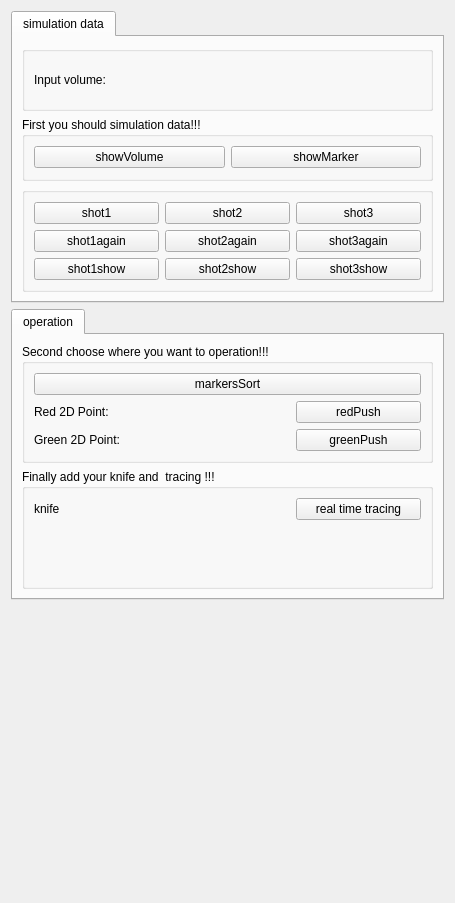
The window that Resources/UI/Biplane.ui (CodingHHW/Biplane) describes before a commit, drawn with Qt 5.
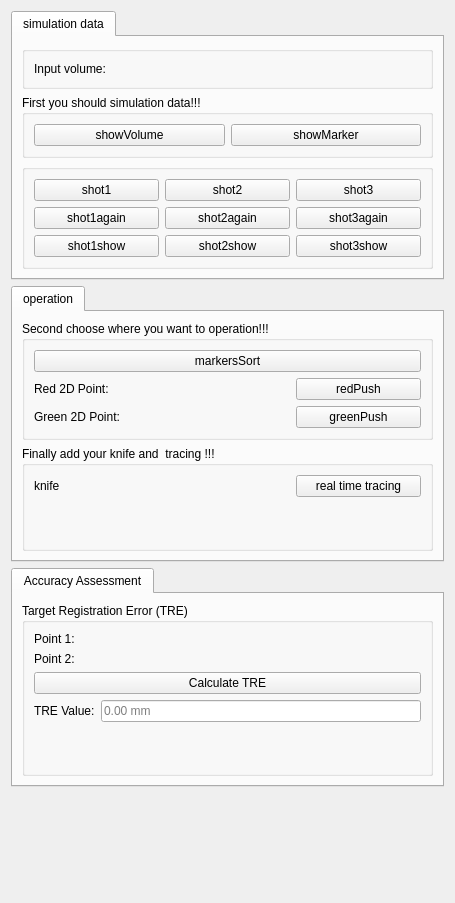
The same window after the commit. Custom widgets are drawn as their Qt base class.

Commit message: Add TRE UI and fix cv2 import

The edit to the form file:
```diff
--- a/Resources/UI/Biplane.ui
+++ b/Resources/UI/Biplane.ui
@@ -358,6 +358,134 @@
      </widget>
     </widget>
    </item>
+   <item>
+    <widget class="QTabWidget" name="tabWidget_3">
+     <property name="currentIndex">
+      <number>0</number>
+     </property>
+     <widget class="QWidget" name="tab_3">
+      <attribute name="title">
+       <string>Accuracy Assessment</string>
+      </attribute>
+      <layout class="QVBoxLayout" name="verticalLayout_9">
+       <item>
+        <widget class="QGroupBox" name="groupBox_6">
+         <property name="title">
+          <string>Target Registration Error (TRE)</string>
+         </property>
+         <layout class="QVBoxLayout" name="verticalLayout_10">
+          <item>
+           <layout class="QHBoxLayout" name="horizontalLayout_9">
+            <item>
+             <widget class="QLabel" name="label_8">
+              <property name="text">
+               <string>Point 1:</string>
+              </property>
+             </widget>
+            </item>
+            <item>
+             <widget class="qMRMLNodeComboBox" name="point1Selector">
+              <property name="toolTip">
+               <string>Select the first fiducial point</string>
+              </property>
+              <property name="nodeTypes">
+               <stringlist notr="true">
+                <string>vtkMRMLMarkupsFiducialNode</string>
+               </stringlist>
+              </property>
+              <property name="showChildNodeTypes">
+               <bool>false</bool>
+              </property>
+              <property name="addEnabled">
+               <bool>false</bool>
+              </property>
+              <property name="removeEnabled">
+               <bool>false</bool>
+              </property>
+             </widget>
+            </item>
+           </layout>
+          </item>
+          <item>
+           <layout class="QHBoxLayout" name="horizontalLayout_10">
+            <item>
+             <widget class="QLabel" name="label_9">
+              <property name="text">
+               <string>Point 2:</string>
+              </property>
+             </widget>
+            </item>
+            <item>
+             <widget class="qMRMLNodeComboBox" name="point2Selector">
+              <property name="toolTip">
+               <string>Select the second fiducial point</string>
+              </property>
+              <property name="nodeTypes">
+               <stringlist notr="true">
+                <string>vtkMRMLMarkupsFiducialNode</string>
+               </stringlist>
+              </property>
+              <property name="showChildNodeTypes">
+               <bool>false</bool>
+              </property>
+              <property name="addEnabled">
+               <bool>false</bool>
+              </property>
+              <property name="removeEnabled">
+               <bool>false</bool>
+              </property>
+             </widget>
+            </item>
+           </layout>
+          </item>
+          <item>
+           <widget class="QPushButton" name="calculateTREButton">
+            <property name="text">
+             <string>Calculate TRE</string>
+            </property>
+           </widget>
+          </item>
+          <item>
+           <layout class="QHBoxLayout" name="horizontalLayout_11">
+            <item>
+             <widget class="QLabel" name="label_10">
+              <property name="text">
+               <string>TRE Value:</string>
+              </property>
+             </widget>
+            </item>
+            <item>
+             <widget class="QLineEdit" name="treValueDisplay">
+              <property name="readOnly">
+               <bool>true</bool>
+              </property>
+              <property name="placeholderText">
+               <string>0.00 mm</string>
+              </property>
+             </widget>
+            </item>
+           </layout>
+          </item>
+          <item>
+           <spacer name="verticalSpacer_3">
+            <property name="orientation">
+             <enum>Qt::Vertical</enum>
+            </property>
+            <property name="sizeHint" stdset="0">
+             <size>
+              <width>20</width>
+              <height>40</height>
+             </size>
+            </property>
+           </spacer>
+          </item>
+         </layout>
+        </widget>
+       </item>
+      </layout>
+     </widget>
+    </widget>
+   </item>
    <item>
     <spacer name="verticalSpacer">
      <property name="orientation">
```
Left out of the diff: 32 changed lines with no effect on the pictures. The commit also changes 2 other files.
